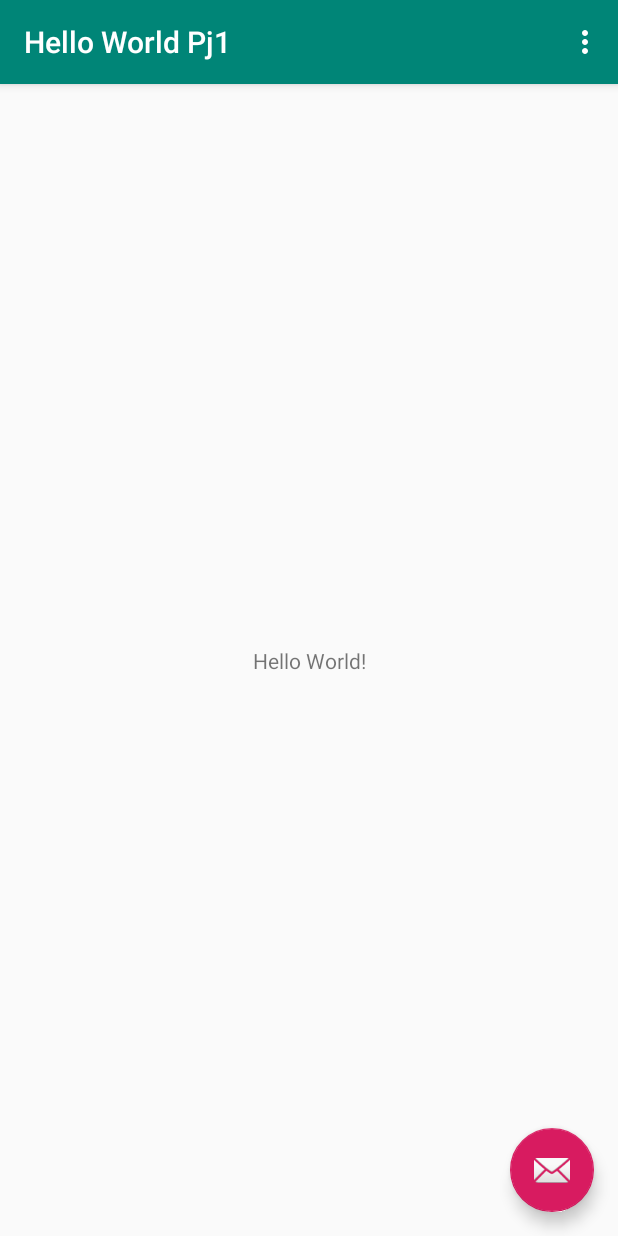
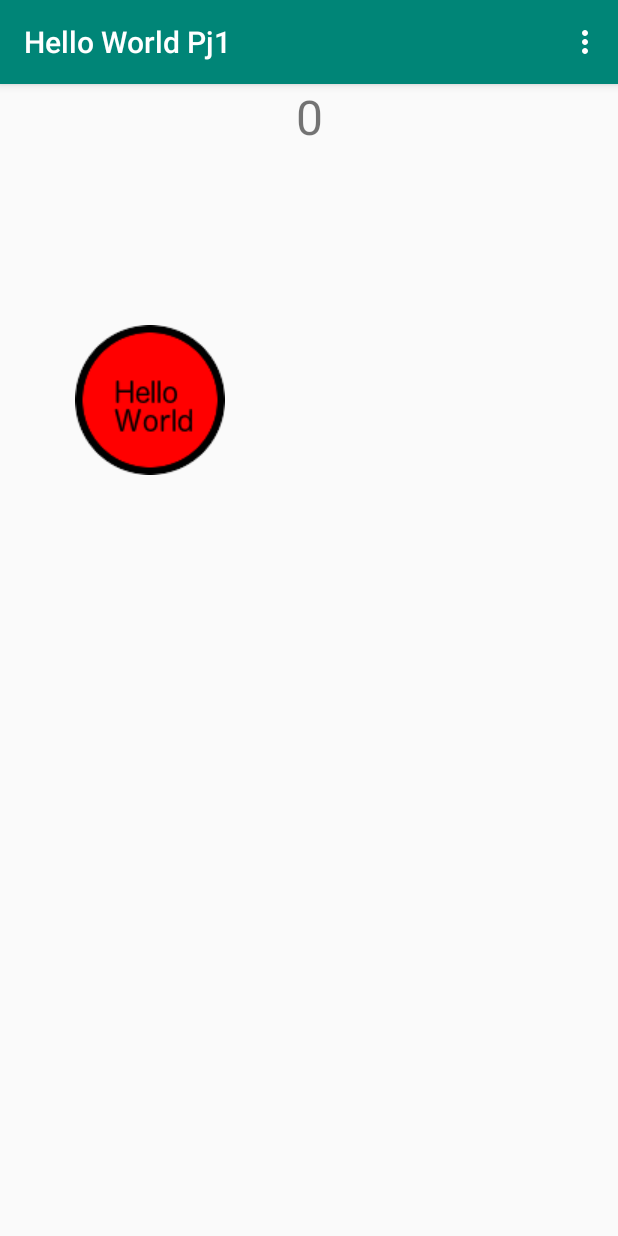
Before and after one commit to abaten15/CS-441-Hello-World, an Android app: the screen it shows after launch (MainActivity), on a phone screen of 412 x 824 dp. Run offline under Robolectric (Android 15) with nearby library versions, the phone set to English and light mode, and no system bars; 2 statements that could not run were skipped.

Commit message:
Added Hello World buttons and motion animations

```diff
--- a/app/src/main/java/com/example/helloworldpj1/MainActivity.java
+++ b/app/src/main/java/com/example/helloworldpj1/MainActivity.java
@@ -2,6 +2,12 @@ package com.example.helloworldpj1;
 
 import android.os.Bundle;
 import android.support.design.widget.FloatingActionButton;
+import android.view.ViewGroup;
+import android.widget.ImageButton;
+import android.widget.RelativeLayout;
+import android.widget.LinearLayout;
+import android.animation.ObjectAnimator;
+import android.view.ViewGroup.LayoutParams;
 import android.support.design.widget.Snackbar;
 import android.support.v7.app.AppCompatActivity;
 import android.support.v7.widget.Toolbar;
@@ -9,8 +15,18 @@ import android.view.View;
 import android.view.Menu;
 import android.view.MenuItem;
 import android.widget.TextView;
+import java.util.ArrayList;
+import java.awt.event.ActionListener;
+import java.awt.event.ActionEvent;
+import java.util.Timer;
 
 public class MainActivity extends AppCompatActivity {
+
+    private ArrayList<ImageButton> helloWorldArray;
+
+//    private MainActivity thisObject;
+
+//    private
 
     @Override
     protected void onCreate(Bundle savedInstanceState) {
@@ -18,17 +34,124 @@ public class MainActivity extends AppCompatActivity {
         setContentView(R.layout.activity_main);
         Toolbar toolbar = findViewById(R.id.toolbar);
         setSupportActionBar(toolbar);
+ //       thisObject = this;
+/*
+        ImageButton newFab = new ImageButton(MainActivity.this);
 
+        RelativeLayout.LayoutParams rel_btn = new RelativeLayout.LayoutParams(
+                LayoutParams.WRAP_CONTENT, LayoutParams.WRAP_CONTENT);
+
+        rel_btn.leftMargin = 100;
+        rel_btn.topMargin =  200;
+        rel_btn.width = 50;
+        rel_btn.height = 50;
+
+        newFab.setImageResource(R.drawable.red);
+        newFab.setLayoutParams(rel_btn);
+
+        helloWorldArray = new ArrayList<>();
+        helloWorldArray.add(newFab);
+*/
+
+        Timer timer = new Timer(500, new ActionListener(){
+            @Override
+            public void actionPerformed(ActionEvent e) {
+                repaint();
+            }
+        });
+        timer.start();
+
+        final ImageButton imagebutton = new ImageButton(MainActivity.this);
+        RelativeLayout relativelayout = (RelativeLayout)findViewById(R.id.relativelayout);
+        LinearLayout.LayoutParams params = new LinearLayout
+                .LayoutParams(LayoutParams.WRAP_CONTENT, LayoutParams.WRAP_CONTENT);
+        params.height = 300;
+        params.width = 300;
+
+        imagebutton.setBackground(null);
+        imagebutton.setOnClickListener(new View.OnClickListener() {
+            @Override
+            public void onClick(View view) {
+                ObjectAnimator animation = ObjectAnimator.ofFloat(view, "translationY", 1000f);
+                animation.setDuration(2000);
+                animation.start();
+                /*
+                ViewGroup.LayoutParams params1 = view.getLayoutParams();
+                params1. = params1.topMargin + 10;
+                view.setLayoutParams(params1);
+                */
+            }
+        });
+
+        // Add image path for imagebutton from drawable folder.
+        imagebutton.setImageResource(R.drawable.red);
+        imagebutton.setLayoutParams(params);
+        relativelayout.addView(imagebutton);
+
+/*
         FloatingActionButton fab = findViewById(R.id.fab);
         fab.setOnClickListener(new View.OnClickListener() {
             @Override
             public void onClick(View view) {
                 TextView textView = findViewById(R.id.hello);
                 textView.setText("Goodbye World");
-                Snackbar.make(view, "Testing Hello World Snackbar", Snackbar.LENGTH_LONG)
+                Snackbar.make(view, "Continue tapping 'Hello Worlds' to increase your score", Snackbar.LENGTH_LONG)
                         .setAction("Action", null).show();
+
+                ImageButton newFab = new ImageButton(v);
+
+                RelativeLayout.LayoutParams rel_btn = new RelativeLayout.LayoutParams(
+                        LayoutParams.WRAP_CONTENT, LayoutParams.WRAP_CONTENT);
+
+                rel_btn.leftMargin = 100;
+                rel_btn.topMargin =  200;
+                rel_btn.width = 50;
+                rel_btn.height = 50;
+
+                newFab.setImageResource(R.drawable.red);
+                newFab.setLayoutParams(rel_btn);
+
+                helloWorldArray = new ArrayList<>();
+                helloWorldArray.add(newFab);
+
             }
         });
+*/
+
+        /*
+        helloWorldArray = new ArrayList<>();
+
+        Thread thread = new Thread() {
+
+            @Override
+            public void run() {
+                try {
+                    Thread.sleep(1000);
+                } catch (InterruptedException e) {
+
+                }
+                runOnUiThread(new Runnable() {
+                    @Override
+                    public void run() {
+                        ImageButton newFab = new ImageButton(thisObject);
+
+                        RelativeLayout.LayoutParams rel_btn = new RelativeLayout.LayoutParams(
+                                LayoutParams.WRAP_CONTENT, LayoutParams.WRAP_CONTENT);
+
+                        rel_btn.leftMargin = 50;
+                        rel_btn.topMargin =  50;
+                        rel_btn.width = 20;
+                        rel_btn.height = 20;
+
+                        newFab.setImageResource(R.drawable.red);
+
+                        helloWorldArray.add(newFab);
+                    }
+                });
+            }
+
+        };
+        */
 
     }
 
--- a/app/src/main/res/layout/activity_main.xml
+++ b/app/src/main/res/layout/activity_main.xml
@@ -22,12 +22,22 @@
 
     <include layout="@layout/content_main" />
 
-    <android.support.design.widget.FloatingActionButton
+    <!--<android.support.design.widget.FloatingActionButton
         android:id="@+id/fab"
         android:layout_width="wrap_content"
         android:layout_height="wrap_content"
         android:layout_gravity="bottom|end"
         android:layout_margin="@dimen/fab_margin"
-        app:srcCompat="@android:drawable/ic_dialog_email" />
+        app:srcCompat="@android:drawable/ic_dialog_email" />-->
+
+    <RelativeLayout xmlns:android="http://schemas.android.com/apk/res/android"
+        xmlns:tools="http://schemas.android.com/tools"
+        android:id="@+id/relativelayout"
+        android:layout_width="wrap_content"
+        android:layout_height="2000px"
+        android:paddingTop="250px"
+        tools:context="com.imagebuttonprogrammatically_android_examples.com.MainActivity" >
+        style="?android:attr/borderlessButtonStyle"
+    </RelativeLayout>
 
 </android.support.design.widget.CoordinatorLayout>
--- a/app/src/main/res/layout/content_main.xml
+++ b/app/src/main/res/layout/content_main.xml
@@ -9,11 +9,12 @@
     tools:showIn="@layout/activity_main">
 
     <TextView
-        android:id="@+id/hello"
+        android:id="@+id/score"
         android:layout_width="wrap_content"
         android:layout_height="wrap_content"
-        android:text="Hello World!"
-        app:layout_constraintBottom_toBottomOf="parent"
+        android:layout_gravity="top"
+        android:text="0"
+        android:textSize="32dp"
         app:layout_constraintLeft_toLeftOf="parent"
         app:layout_constraintRight_toRightOf="parent"
         app:layout_constraintTop_toTopOf="parent" />
```
Also changed, not shown: app/src/main/res/drawable-v24/red.png (added).
